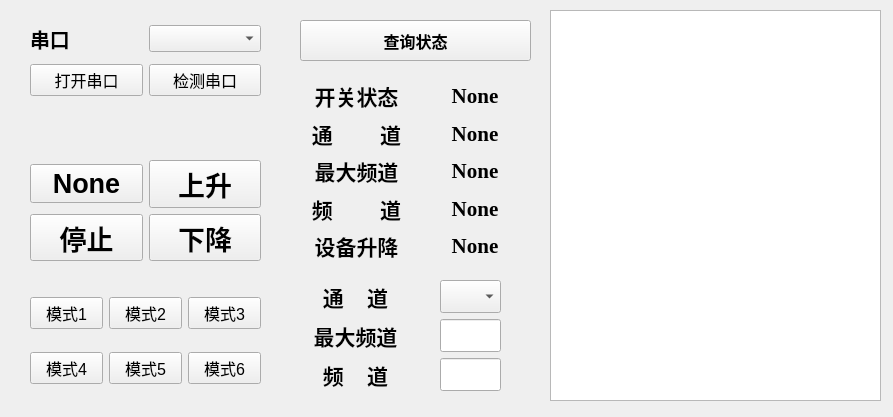
Old version of the form widget.ui in the repository Kevin-72/Elevator_control_platform.
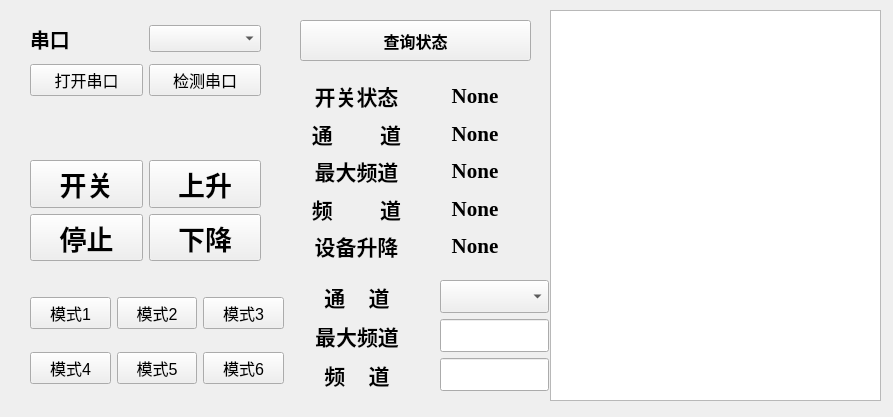
New version of the form.

Patch:
```diff
--- a/widget.ui
+++ b/widget.ui
@@ -245,7 +245,7 @@
     <string>查询状态</string>
    </property>
   </widget>
-  <widget class="QWidget" name="">
+  <widget class="QWidget" name="layoutWidget">
    <property name="geometry">
     <rect>
      <x>30</x>
@@ -265,7 +265,7 @@
        </font>
       </property>
       <property name="text">
-       <string>None</string>
+       <string>开关</string>
       </property>
       <attribute name="buttonGroup">
        <string notr="true">buttonGroup</string>
@@ -316,12 +316,12 @@
     </item>
    </layout>
   </widget>
-  <widget class="QWidget" name="">
+  <widget class="QWidget" name="layoutWidget">
    <property name="geometry">
     <rect>
      <x>30</x>
      <y>280</y>
-     <width>231</width>
+     <width>254</width>
      <height>121</height>
     </rect>
    </property>
@@ -400,7 +400,7 @@
     </item>
    </layout>
   </widget>
-  <widget class="QWidget" name="">
+  <widget class="QWidget" name="layoutWidget">
    <property name="geometry">
     <rect>
      <x>30</x>
@@ -460,12 +460,12 @@
     </item>
    </layout>
   </widget>
-  <widget class="QWidget" name="">
+  <widget class="QWidget" name="layoutWidget">
    <property name="geometry">
     <rect>
      <x>440</x>
      <y>280</y>
-     <width>61</width>
+     <width>109</width>
      <height>111</height>
     </rect>
    </property>
@@ -505,12 +505,12 @@
     </item>
    </layout>
   </widget>
-  <widget class="QWidget" name="">
+  <widget class="QWidget" name="layoutWidget">
    <property name="geometry">
     <rect>
      <x>310</x>
      <y>280</y>
-     <width>91</width>
+     <width>94</width>
      <height>111</height>
     </rect>
    </property>
```
